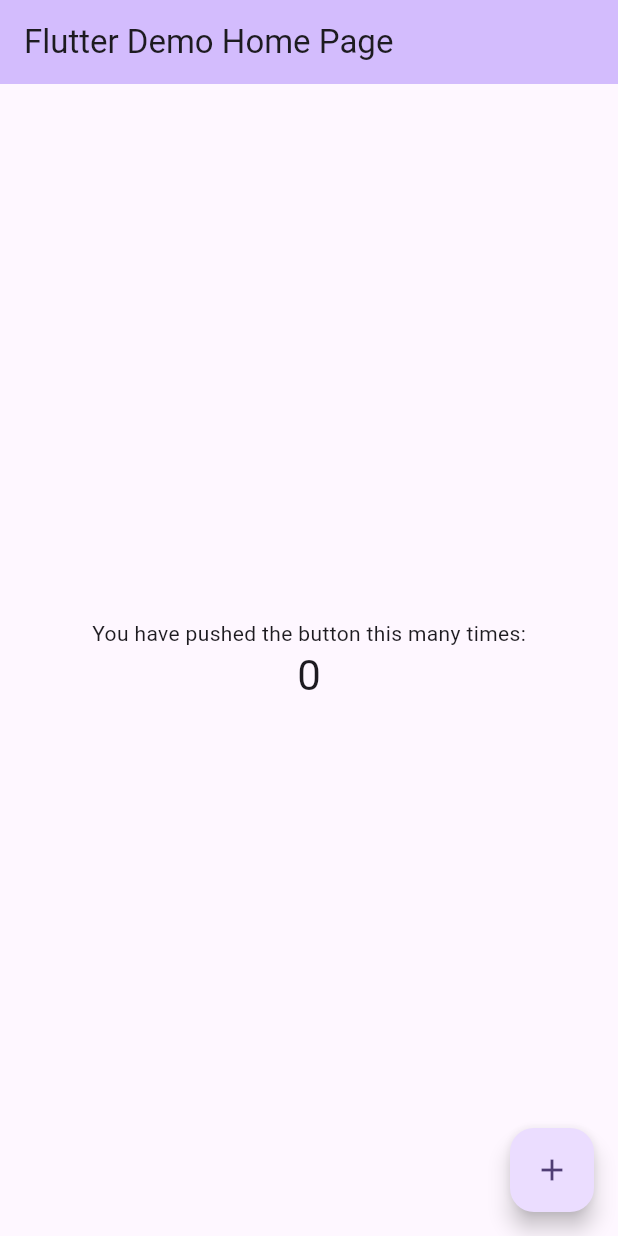
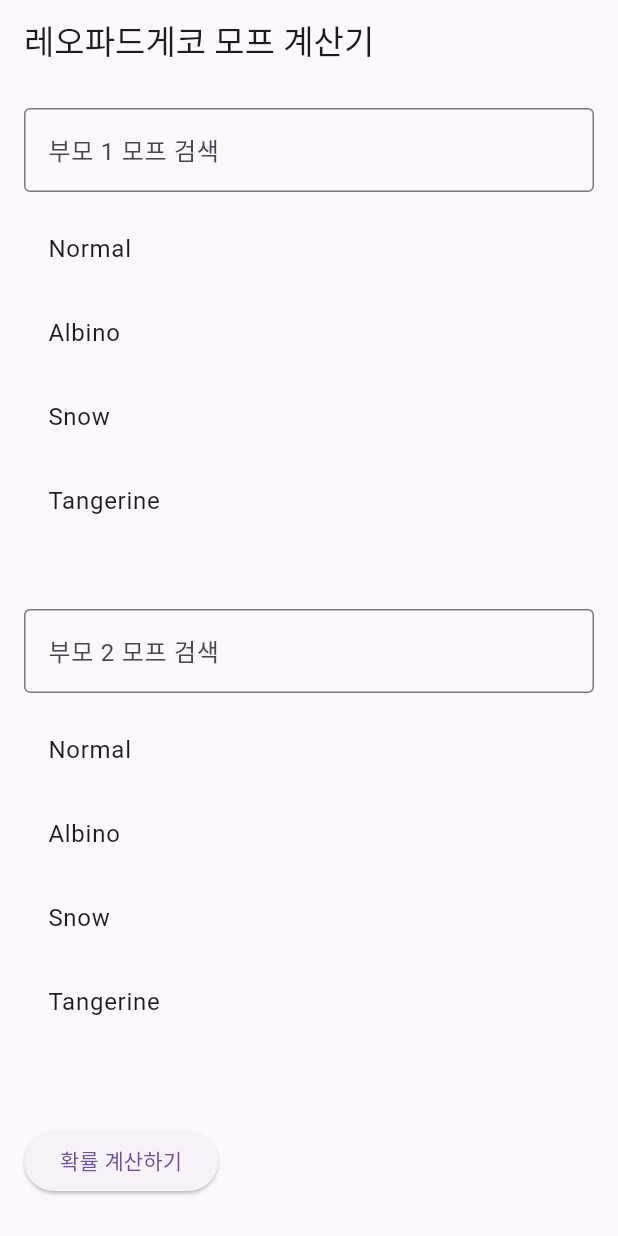
Before and after one commit to oobinkim/rep_f_Flutter, a Flutter app: the screen it shows after launch, on a phone screen of 412 x 824 dp. Run offline on Flutter 3.47's test engine with Material 3 defaults, Android fonts, the phone set to English and light mode, and no system bars.

Commit message:
views 포팅

```diff
--- a/lib/main.dart
+++ b/lib/main.dart
@@ -1,4 +1,5 @@
 import 'package:flutter/material.dart';
+import 'views/morph_calculator_view.dart';
 
 void main() {
   runApp(const MyApp());
@@ -7,119 +8,15 @@ void main() {
 class MyApp extends StatelessWidget {
   const MyApp({super.key});
 
-  // This widget is the root of your application.
   @override
   Widget build(BuildContext context) {
     return MaterialApp(
-      title: 'Flutter Demo',
+      title: 'Morph Calculator',
       theme: ThemeData(
-        // This is the theme of your application.
-        //
-        // TRY THIS: Try running your application with "flutter run". You'll see
-        // the application has a purple toolbar. Then, without quitting the app,
-        // try changing the seedColor in the colorScheme below to Colors.green
-        // and then invoke "hot reload" (save your changes or press the "hot
-        // reload" button in a Flutter-supported IDE, or press "r" if you used
-        // the command line to start the app).
-        //
-        // Notice that the counter didn't reset back to zero; the application
-        // state is not lost during the reload. To reset the state, use hot
-        // restart instead.
-        //
-        // This works for code too, not just values: Most code changes can be
-        // tested with just a hot reload.
         colorScheme: ColorScheme.fromSeed(seedColor: Colors.deepPurple),
         useMaterial3: true,
       ),
-      home: const MyHomePage(title: 'Flutter Demo Home Page'),
+      home: MorphCalculatorView(), // 초기 화면을 MorphCalculatorView로 설정
     );
   }
 }
-
-class MyHomePage extends StatefulWidget {
-  const MyHomePage({super.key, required this.title});
-
-  // This widget is the home page of your application. It is stateful, meaning
-  // that it has a State object (defined below) that contains fields that affect
-  // how it looks.
-
-  // This class is the configuration for the state. It holds the values (in this
-  // case the title) provided by the parent (in this case the App widget) and
-  // used by the build method of the State. Fields in a Widget subclass are
-  // always marked "final".
-
-  final String title;
-
-  @override
-  State<MyHomePage> createState() => _MyHomePageState();
-}
-
-class _MyHomePageState extends State<MyHomePage> {
-  int _counter = 0;
-
-  void _incrementCounter() {
-    setState(() {
-      // This call to setState tells the Flutter framework that something has
-      // changed in this State, which causes it to rerun the build method below
-      // so that the display can reflect the updated values. If we changed
-      // _counter without calling setState(), then the build method would not be
-      // called again, and so nothing would appear to happen.
-      _counter++;
-    });
-  }
-
-  @override
-  Widget build(BuildContext context) {
-    // This method is rerun every time setState is called, for instance as done
-    // by the _incrementCounter method above.
-    //
-    // The Flutter framework has been optimized to make rerunning build methods
-    // fast, so that you can just rebuild anything that needs updating rather
-    // than having to individually change instances of widgets.
-    return Scaffold(
-      appBar: AppBar(
-        // TRY THIS: Try changing the color here to a specific color (to
-        // Colors.amber, perhaps?) and trigger a hot reload to see the AppBar
-        // change color while the other colors stay the same.
-        backgroundColor: Theme.of(context).colorScheme.inversePrimary,
-        // Here we take the value from the MyHomePage object that was created by
-        // the App.build method, and use it to set our appbar title.
-        title: Text(widget.title),
-      ),
-      body: Center(
-        // Center is a layout widget. It takes a single child and positions it
-        // in the middle of the parent.
-        child: Column(
-          // Column is also a layout widget. It takes a list of children and
-          // arranges them vertically. By default, it sizes itself to fit its
-          // children horizontally, and tries to be as tall as its parent.
-          //
-          // Column has various properties to control how it sizes itself and
-          // how it positions its children. Here we use mainAxisAlignment to
-          // center the children vertically; the main axis here is the vertical
-          // axis because Columns are vertical (the cross axis would be
-          // horizontal).
-          //
-          // TRY THIS: Invoke "debug painting" (choose the "Toggle Debug Paint"
-          // action in the IDE, or press "p" in the console), to see the
-          // wireframe for each widget.
-          mainAxisAlignment: MainAxisAlignment.center,
-          children: <Widget>[
-            const Text(
-              'You have pushed the button this many times:',
-            ),
-            Text(
-              '$_counter',
-              style: Theme.of(context).textTheme.headlineMedium,
-            ),
-          ],
-        ),
-      ),
-      floatingActionButton: FloatingActionButton(
-        onPressed: _incrementCounter,
-        tooltip: 'Increment',
-        child: const Icon(Icons.add),
-      ), // This trailing comma makes auto-formatting nicer for build methods.
-    );
-  }
-}
--- /dev/null
+++ b/lib/views/morph_calculator_view.dart
@@ -0,0 +1,116 @@
+import 'package:flutter/material.dart';
+import 'package:provider/provider.dart';
+import '../viewmodels/morph_calculator_viewmodel.dart';
+import '../services/morph_calculator_services.dart';
+
+class MorphCalculatorView extends StatefulWidget {
+  @override
+  _MorphCalculatorViewState createState() => _MorphCalculatorViewState();
+}
+
+class _MorphCalculatorViewState extends State<MorphCalculatorView> {
+  @override
+  Widget build(BuildContext context) {
+    return ChangeNotifierProvider(
+      create: (_) => MorphCalculatorViewModel(),
+      child: Consumer<MorphCalculatorViewModel>(
+        builder: (context, viewModel, child) {
+          return Scaffold(
+            appBar: AppBar(
+              title: Text("레오파드게코 모프 계산기"),
+            ),
+            body: Padding(
+              padding: const EdgeInsets.all(16.0),
+              child: Column(
+                crossAxisAlignment: CrossAxisAlignment.start,
+                children: [
+                  TextField(
+                    decoration: InputDecoration(
+                      labelText: "부모 1 모프 검색",
+                      border: OutlineInputBorder(),
+                    ),
+                    onChanged: (value) {
+                      viewModel.searchText = value;
+                    },
+                  ),
+                  SizedBox(height: 10),
+                  Expanded(
+                    child: ListView.builder(
+                      itemCount: viewModel.filteredMorphs.length,
+                      itemBuilder: (context, index) {
+                        final morph = viewModel.filteredMorphs[index];
+                        return ListTile(
+                          title: Text(morph.name),
+                          onTap: () {
+                            viewModel.selectParent1(morph);
+                          },
+                        );
+                      },
+                    ),
+                  ),
+                  if (viewModel.selectedParent1 != null)
+                    Padding(
+                      padding: const EdgeInsets.symmetric(vertical: 8.0),
+                      child: Text("선택된 부모 1 모프: ${viewModel.selectedParent1!.name}"),
+                    ),
+                  TextField(
+                    decoration: InputDecoration(
+                      labelText: "부모 2 모프 검색",
+                      border: OutlineInputBorder(),
+                    ),
+                    onChanged: (value) {
+                      viewModel.searchText = value;
+                    },
+                  ),
+                  SizedBox(height: 10),
+                  Expanded(
+                    child: ListView.builder(
+                      itemCount: viewModel.filteredMorphs.length,
+                      itemBuilder: (context, index) {
+                        final morph = viewModel.filteredMorphs[index];
+                        return ListTile(
+                          title: Text(morph.name),
+                          onTap: () {
+                            viewModel.selectParent2(morph);
+                          },
+                        );
+                      },
+                    ),
+                  ),
+                  if (viewModel.selectedParent2 != null)
+                    Padding(
+                      padding: const EdgeInsets.symmetric(vertical: 8.0),
+                      child: Text("선택된 부모 2 모프: ${viewModel.selectedParent2!.name}"),
+                    ),
+                  SizedBox(height: 10),
+                  ElevatedButton(
+                    onPressed: () {
+                      viewModel.calculateProbability();
+                    },
+                    child: Text("확률 계산하기"),
+                  ),
+                  SizedBox(height: 10),
+                  if (viewModel.result.isNotEmpty)
+                    Column(
+                      crossAxisAlignment: CrossAxisAlignment.start,
+                      children: [
+                        Text(
+                          "예상 자손 모프 확률",
+                          style: Theme.of(context).textTheme.titleLarge,
+                        ),
+                        SizedBox(height: 10),
+                        ...viewModel.result.entries
+                            .map((entry) => Text(
+                                "${entry.key}: ${(entry.value * 100).toStringAsFixed(1)}%"))
+                            .toList(),
+                      ],
+                    ),
+                ],
+              ),
+            ),
+          );
+        },
+      ),
+    );
+  }
+}
--- a/pubspec.yaml
+++ b/pubspec.yaml
@@ -30,11 +30,11 @@ environment:
 dependencies:
   flutter:
     sdk: flutter
-
+  provider: ^6.0.5  # 최신 버전으로 설정
+  cupertino_icons: ^1.0.8  # iOS 스타일 아이콘
 
   # The following adds the Cupertino Icons font to your application.
   # Use with the CupertinoIcons class for iOS style icons.
-  cupertino_icons: ^1.0.8
 
 dev_dependencies:
   flutter_test:
```
Also changed, not shown: pubspec.lock.
